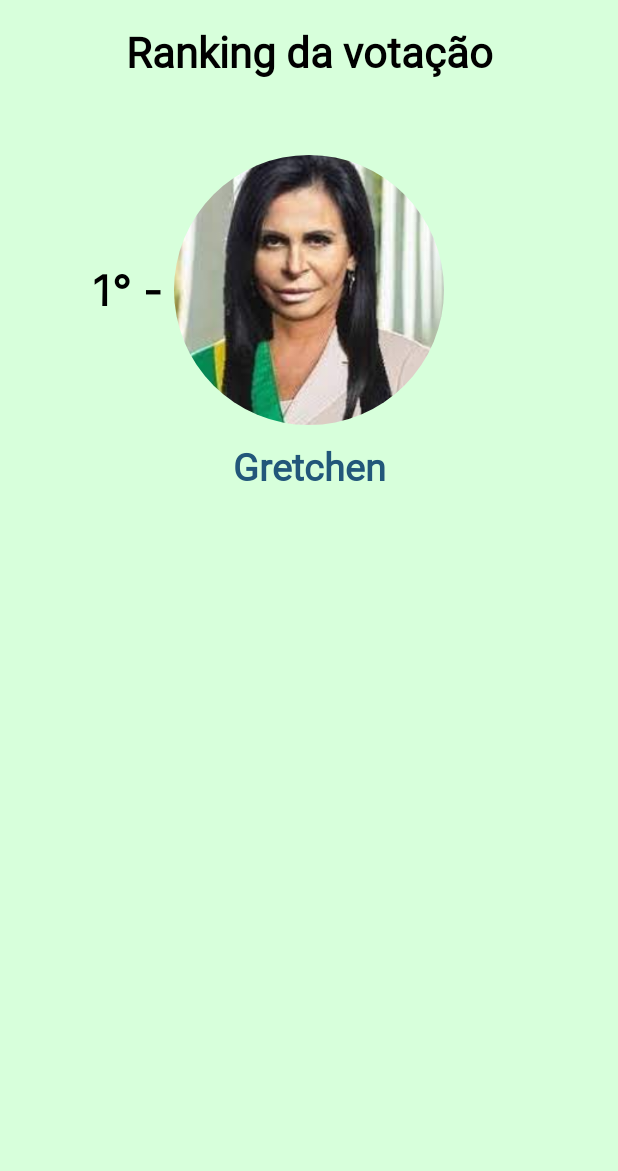
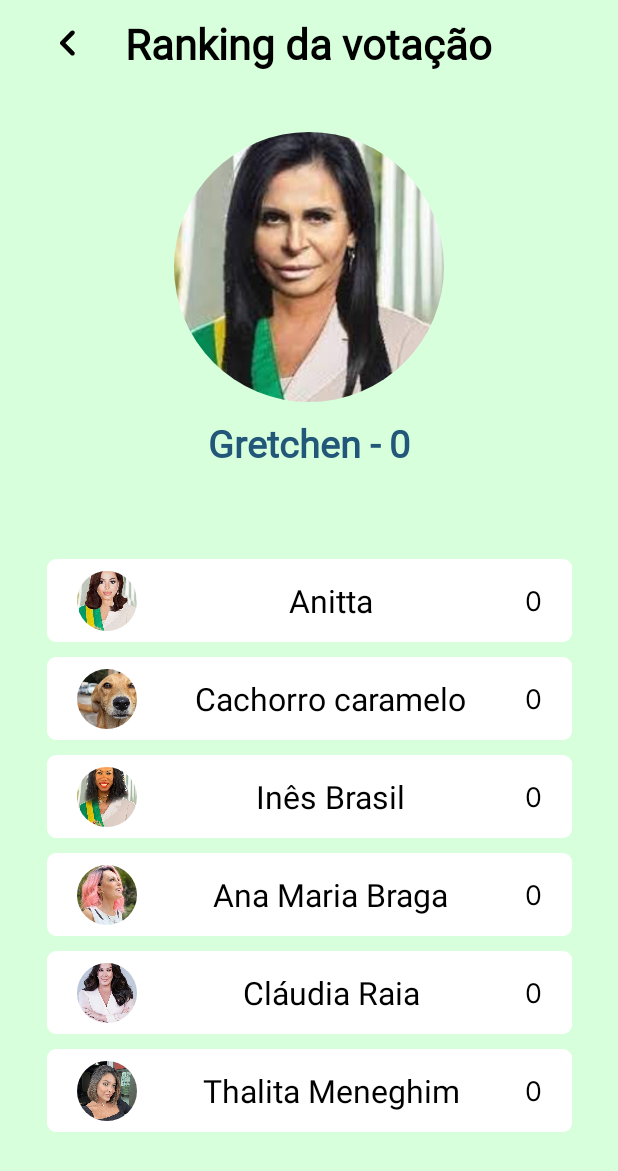
Before and after one commit to theobarretosilva/UrnaEletronica, an Android app: the screen it shows after launch (PontuacaoActivity), after a tap on "Ver pontuação dos candidatos", on a phone screen of 412 x 824 dp. Shown: the top 1171 px of the screen. Run offline under Robolectric (Android 15) with nearby library versions, the phone set to English and light mode, and no system bars; our stand-ins replace CircleImageView, Firebase (no records; nobody signed in at launch, a user with empty details on screens opened directly); libraries missing offline, so code that uses them is left out: org.checkerframework.checker.

Commit message:
ranking funcionando corretamente, vou fazer alguns ajustes finais

```diff
--- a/app/src/main/java/com/example/urna/AdapterRanking.java
+++ b/app/src/main/java/com/example/urna/AdapterRanking.java
@@ -1,13 +1,16 @@
 package com.example.urna;
 
+import android.content.Context;
 import android.view.LayoutInflater;
 import android.view.View;
 import android.view.ViewGroup;
+import android.widget.ImageView;
 import android.widget.TextView;
 
 import androidx.annotation.NonNull;
 import androidx.recyclerview.widget.RecyclerView;
 
+import java.util.ArrayList;
 import java.util.Collections;
 import java.util.Comparator;
 import java.util.List;
@@ -16,9 +19,11 @@ public class AdapterRanking extends RecyclerView.Adapter<AdapterRanking.MyViewHo
 
     private List<Candidato> lCandidatos;
     private List<Candidato> restoCandidatos;
+    private Context context;
 
-    public AdapterRanking(List<Candidato> candidatoList) {
+    public AdapterRanking(List<Candidato> candidatoList, Context context) {
         this.lCandidatos = candidatoList;
+        this.context = context;
 
         obterRestoCandidatos();
         restoCandidatos = obterRestoCandidatos();
@@ -33,36 +38,44 @@ public class AdapterRanking extends RecyclerView.Adapter<AdapterRanking.MyViewHo
 
     @Override
     public void onBindViewHolder(@NonNull MyViewHolder holder, int position) {
-        Candidato candidato = restoCandidatos.get(position);
-        holder.txtPosicao.setText(String.valueOf(candidato.getColocacao()));
-        holder.candidato.setText(candidato.getNome());
-        holder.pontuacao.setText(String.valueOf(candidato.getQuantidadeVotos()));
+        if (position >= 0 && position < restoCandidatos.size()) {
+            Candidato candidato = restoCandidatos.get(position);
+
+            int imageResource = context.getResources().getIdentifier(candidato.getCaminhoFoto(), "drawable", context.getPackageName());
+            holder.imgCandidato.setImageResource(imageResource);
+            holder.candidato.setText(candidato.getNome());
+            holder.pontuacao.setText(String.valueOf(candidato.getQuantidadeVotos()));
+        }
     }
 
     @Override
     public int getItemCount() {
-        return lCandidatos.size();
+        return restoCandidatos.size();
     }
 
     static class MyViewHolder extends RecyclerView.ViewHolder{
 
-        TextView txtPosicao, candidato, pontuacao;
+        TextView candidato, pontuacao;
+        ImageView imgCandidato;
 
         public MyViewHolder(@NonNull View itemView) {
             super(itemView);
 
-            txtPosicao = itemView.findViewById(R.id.txtPosicao);
+            imgCandidato = itemView.findViewById(R.id.imgCandidato);
             candidato = itemView.findViewById(R.id.candidato);
             pontuacao = itemView.findViewById(R.id.pontuacao);
         }
     }
 
     private List<Candidato> obterRestoCandidatos() {
-        lCandidatos.sort(Comparator.comparingInt(Candidato::getQuantidadeVotos).reversed());
-        if (!lCandidatos.isEmpty()) {
-            lCandidatos = lCandidatos.subList(1, lCandidatos.size());
+        List<Candidato> copiaCandidatos = new ArrayList<>(lCandidatos);
+        copiaCandidatos.sort(Comparator.comparingInt(Candidato::getQuantidadeVotos).reversed());
+
+        if (!copiaCandidatos.isEmpty()) {
+            Candidato primeiroCandidato = copiaCandidatos.get(0);
+            copiaCandidatos.remove(primeiroCandidato);
         }
-        return Collections.emptyList();
+
+        return copiaCandidatos;
     }
-
 }
--- a/app/src/main/java/com/example/urna/MainActivity.java
+++ b/app/src/main/java/com/example/urna/MainActivity.java
@@ -53,6 +53,7 @@ public class MainActivity extends AppCompatActivity {
     MediaPlayer mp;
 
     private DatabaseReference eleitoresReference;
+    private DatabaseReference votosReference;
 
     private Map<String, Candidato> candidatosMap = new HashMap<>();
 
@@ -74,6 +75,7 @@ public class MainActivity extends AppCompatActivity {
     @Override
     protected void onStart() {
         super.onStart();
+
         eleitoresReference = FirebaseDatabase.getInstance().getReference()
                 .child("Eleitores que já votaram");
         eleitoresReference.addListenerForSingleValueEvent(new ValueEventListener() {
@@ -89,6 +91,30 @@ public class MainActivity extends AppCompatActivity {
 
             }
         });
+
+        for (Candidato c:lCandidatos) {
+            votosReference = FirebaseDatabase.getInstance().getReference()
+                    .child("Candidatos")
+                    .child("Número de votos")
+                    .child(candidatosMap.get(String.valueOf(c.getNumero())).getNome());
+
+            votosReference.addListenerForSingleValueEvent(new ValueEventListener() {
+                @Override
+                public void onDataChange(@NonNull DataSnapshot snapshot) {
+                    if (snapshot.exists()) {
+                        Candidato candidato = candidatosMap.get(String.valueOf(c.getNumero()));
+                        if (candidato != null) {
+                            candidato.setQuantidadeVotos(parseInt(snapshot.getValue().toString()));
+                        }
+                    }
+                }
+
+                @Override
+                public void onCancelled(@NonNull DatabaseError error) {
+
+                }
+            });
+        }
     }
 
     private void iniciarComponentes(){
@@ -112,7 +138,6 @@ public class MainActivity extends AppCompatActivity {
         Candidato anaMaria = new Candidato("Ana Maria Braga", "Presidenta", "16", "anamariabraga", 0, 0);
         Candidato claudiaRaia = new Candidato("Cláudia Raia", "Presidenta", "11", "claudiaraia", 0, 0);
         Candidato thalita = new Candidato("Thalita Meneghim", "Presidenta", "80", "thalita", 0, 0);
-        Candidato nulo = new Candidato("Nulo", "Presidente", "", "", 0, 0);
         lCandidatos.add(gretchen);
         lCandidatos.add(anitta);
         lCandidatos.add(cachorro);
@@ -120,7 +145,6 @@ public class MainActivity extends AppCompatActivity {
         lCandidatos.add(anaMaria);
         lCandidatos.add(claudiaRaia);
         lCandidatos.add(thalita);
-        lCandidatos.add(nulo);
 
         for (Candidato c : lCandidatos) {
             candidatosMap.put(c.getNumero(), c);
@@ -208,6 +232,13 @@ public class MainActivity extends AppCompatActivity {
                 if (candidato != null) {
                     candidato.setQuantidadeVotos(qtd);
                 }
+            }
+
+            @Override
+            public void onCancelled(@NonNull DatabaseError error) {
+
+            }
+        });
 
         passo2.setVisibility(View.INVISIBLE);
         nCandidato.setVisibility(View.INVISIBLE);
@@ -227,18 +258,9 @@ public class MainActivity extends AppCompatActivity {
         goPontuacao.setVisibility(View.VISIBLE);
     }
 
-            @Override
-            public void onCancelled(@NonNull DatabaseError error) {
-
-            }
-        });
-    }
-
     public void goTelaPontuacao() {
         Intent intent = new Intent(MainActivity.this, PontuacaoActivity.class);
         intent.putExtra("candidatos", lCandidatos);
         startActivity(intent);
     }
-
-
 }
--- a/app/src/main/java/com/example/urna/PontuacaoActivity.java
+++ b/app/src/main/java/com/example/urna/PontuacaoActivity.java
@@ -48,14 +48,13 @@ public class PontuacaoActivity extends AppCompatActivity {
 
         configRecyclerView();
         montarRanking();
-        AdapterRanking ranking = new AdapterRanking(lCandidatos);
         setarFirstCandidate();
     }
 
     private void configRecyclerView() {
         rvRanking.setLayoutManager(new LinearLayoutManager(this));
         rvRanking.setHasFixedSize(true);
-        adapterRanking = new AdapterRanking(lCandidatos);
+        adapterRanking = new AdapterRanking(lCandidatos, this);
         rvRanking.setAdapter(adapterRanking);
     }
 
@@ -68,6 +67,7 @@ public class PontuacaoActivity extends AppCompatActivity {
             candidato.setColocacao(i + 1);
             ranking.append((i + 1)).append(". ").append(candidato.getNome()).append(" - Votos: ").append(candidato.getQuantidadeVotos()).append("\n");
         }
+        adapterRanking.notifyDataSetChanged();
     }
 
     private Candidato obterPrimeiroColocado() {
@@ -83,7 +83,7 @@ public class PontuacaoActivity extends AppCompatActivity {
         if (primeiroColocado != null) {
             int imageResource = getResources().getIdentifier(primeiroColocado.getCaminhoFoto(), "drawable", getPackageName());
             cand1.setImageResource(imageResource);
-            nomeCand1.setText(primeiroColocado.getNome());
+            nomeCand1.setText(primeiroColocado.getNome() + " - " + primeiroColocado.getQuantidadeVotos());
         }
     }
 }
--- /dev/null
+++ b/app/src/main/res/drawable/round_keyboard_arrow_left_24.xml
@@ -0,0 +1,5 @@
+<vector android:autoMirrored="true" android:height="36dp"
+    android:tint="#000000" android:viewportHeight="24"
+    android:viewportWidth="24" android:width="36dp" xmlns:android="http://schemas.android.com/apk/res/android">
+    <path android:fillColor="@android:color/white" android:pathData="M14.71,15.88L10.83,12l3.88,-3.88c0.39,-0.39 0.39,-1.02 0,-1.41 -0.39,-0.39 -1.02,-0.39 -1.41,0L8.71,11.3c-0.39,0.39 -0.39,1.02 0,1.41l4.59,4.59c0.39,0.39 1.02,0.39 1.41,0 0.38,-0.39 0.39,-1.03 0,-1.42z"/>
+</vector>
--- a/app/src/main/res/layout/activity_pontuacao.xml
+++ b/app/src/main/res/layout/activity_pontuacao.xml
@@ -7,47 +7,16 @@
     android:background="#D7FFDB"
     tools:context=".PontuacaoActivity">
 
-    <TextView
-        android:id="@+id/textView3"
-        android:layout_width="wrap_content"
-        android:layout_height="wrap_content"
-        android:layout_marginTop="15dp"
-        android:fontFamily="@font/arbutus_slab"
-        android:text="Ranking da votação"
-        android:textColor="#000000"
-        android:textSize="28sp"
-        android:textStyle="bold"
-        app:layout_constraintBottom_toBottomOf="parent"
-        app:layout_constraintEnd_toEndOf="parent"
-        app:layout_constraintStart_toStartOf="parent"
-        app:layout_constraintTop_toTopOf="parent"
-        app:layout_constraintVertical_bias="0.0" />
-
-    <TextView
-        android:id="@+id/textView4"
-        android:layout_width="wrap_content"
-        android:layout_height="wrap_content"
-        android:fontFamily="@font/inter"
-        android:text="1° - "
-        android:textColor="#000000"
-        android:textSize="28sp"
-        android:textStyle="bold"
-        app:layout_constraintBottom_toBottomOf="@+id/cand1img"
-        app:layout_constraintEnd_toStartOf="@+id/cand1img"
-        app:layout_constraintHorizontal_bias="1.0"
-        app:layout_constraintStart_toStartOf="parent"
-        app:layout_constraintTop_toTopOf="@+id/cand1img" />
-
     <de.hdodenhof.circleimageview.CircleImageView
         android:id="@+id/cand1img"
         android:layout_width="180dp"
         android:layout_height="180dp"
-        android:layout_marginTop="50dp"
+        android:layout_marginTop="35dp"
         android:src="@drawable/anitta"
         app:layout_constraintBottom_toBottomOf="parent"
         app:layout_constraintEnd_toEndOf="parent"
         app:layout_constraintStart_toStartOf="parent"
-        app:layout_constraintTop_toBottomOf="@+id/textView3"
+        app:layout_constraintTop_toBottomOf="@+id/linearLayout"
         app:layout_constraintVertical_bias="0.0" />
 
     <TextView
@@ -74,8 +43,37 @@
         app:layout_constraintBottom_toBottomOf="parent"
         app:layout_constraintEnd_toEndOf="parent"
         app:layout_constraintStart_toStartOf="parent"
-        app:layout_constraintTop_toBottomOf="@+id/cand1nome"
-        tools:itemCount="6"
-        tools:listitem="@layout/item_ranking" />
+        app:layout_constraintTop_toBottomOf="@+id/cand1nome" />
+
+    <LinearLayout
+        android:id="@+id/linearLayout"
+        android:layout_width="358dp"
+        android:layout_height="47dp"
+        android:layout_marginTop="5dp"
+        android:gravity="center|start"
+        android:orientation="horizontal"
+        app:layout_constraintBottom_toBottomOf="parent"
+        app:layout_constraintEnd_toEndOf="parent"
+        app:layout_constraintStart_toStartOf="parent"
+        app:layout_constraintTop_toTopOf="parent"
+        app:layout_constraintVertical_bias="0.0">
+
+        <ImageView
+            android:id="@+id/imageView"
+            android:layout_width="wrap_content"
+            android:layout_height="wrap_content"
+            app:srcCompat="@drawable/round_keyboard_arrow_left_24" />
+
+        <TextView
+            android:id="@+id/textView3"
+            android:layout_width="wrap_content"
+            android:layout_height="wrap_content"
+            android:layout_marginStart="20dp"
+            android:fontFamily="@font/arbutus_slab"
+            android:text="Ranking da votação"
+            android:textColor="#000000"
+            android:textSize="28sp"
+            android:textStyle="bold" />
+    </LinearLayout>
 
 </androidx.constraintlayout.widget.ConstraintLayout>
--- a/app/src/main/res/layout/item_ranking.xml
+++ b/app/src/main/res/layout/item_ranking.xml
@@ -7,7 +7,7 @@
 
     <TextView
         android:id="@+id/textView6"
-        android:layout_width="320dp"
+        android:layout_width="350dp"
         android:layout_height="55dp"
         android:layout_marginTop="10dp"
         android:background="@drawable/box_ranking_candidato"
@@ -16,16 +16,12 @@
         app:layout_constraintStart_toStartOf="parent"
         app:layout_constraintTop_toTopOf="parent" />
 
-    <TextView
-        android:id="@+id/txtPosicao"
-        android:layout_width="wrap_content"
-        android:layout_height="wrap_content"
-        android:layout_marginStart="10dp"
-        android:fontFamily="@font/inter"
-        android:text="2°"
-        android:textColor="#000000"
-        android:textSize="19sp"
-        android:textStyle="bold"
+    <de.hdodenhof.circleimageview.CircleImageView
+        android:id="@+id/imgCandidato"
+        android:layout_width="40dp"
+        android:layout_height="40dp"
+        android:layout_marginStart="20dp"
+        android:src="@drawable/anitta"
         app:layout_constraintBottom_toBottomOf="@id/textView6"
         app:layout_constraintEnd_toEndOf="@+id/textView6"
         app:layout_constraintHorizontal_bias="0.0"
@@ -36,21 +32,20 @@
         android:id="@+id/candidato"
         android:layout_width="wrap_content"
         android:layout_height="wrap_content"
-        android:layout_marginStart="10dp"
-        android:text="Mariana"
+        android:text="Genérico"
         android:textColor="#000000"
         android:textSize="21sp"
         app:layout_constraintBottom_toBottomOf="@+id/textView6"
-        app:layout_constraintEnd_toEndOf="@+id/textView6"
-        app:layout_constraintHorizontal_bias="0.0"
-        app:layout_constraintStart_toEndOf="@+id/txtPosicao"
-        app:layout_constraintTop_toTopOf="@+id/textView6" />
+        app:layout_constraintEnd_toStartOf="@+id/pontuacao"
+        app:layout_constraintStart_toEndOf="@+id/imgCandidato"
+        app:layout_constraintTop_toTopOf="@+id/textView6"
+        app:layout_constraintVertical_bias="0.5" />
 
     <TextView
         android:id="@+id/pontuacao"
         android:layout_width="wrap_content"
         android:layout_height="wrap_content"
-        android:layout_marginEnd="15dp"
+        android:layout_marginEnd="20dp"
         android:fontFamily="@font/inter"
         android:text="10"
         android:textColor="#000000"
@@ -58,7 +53,7 @@
         app:layout_constraintBottom_toBottomOf="parent"
         app:layout_constraintEnd_toEndOf="@+id/textView6"
         app:layout_constraintHorizontal_bias="1.0"
-        app:layout_constraintStart_toStartOf="parent"
+        app:layout_constraintStart_toStartOf="@+id/textView6"
         app:layout_constraintTop_toTopOf="@+id/textView6" />
 
 </androidx.constraintlayout.widget.ConstraintLayout>
```
Lines whose indentation alone changed are shown as unchanged.
